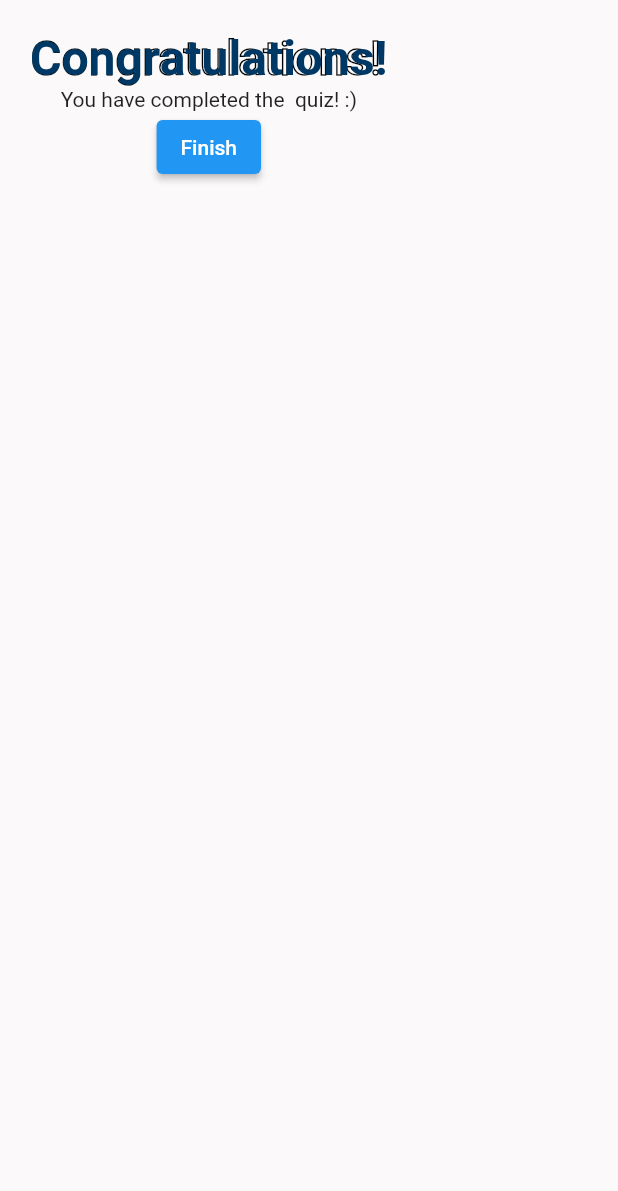
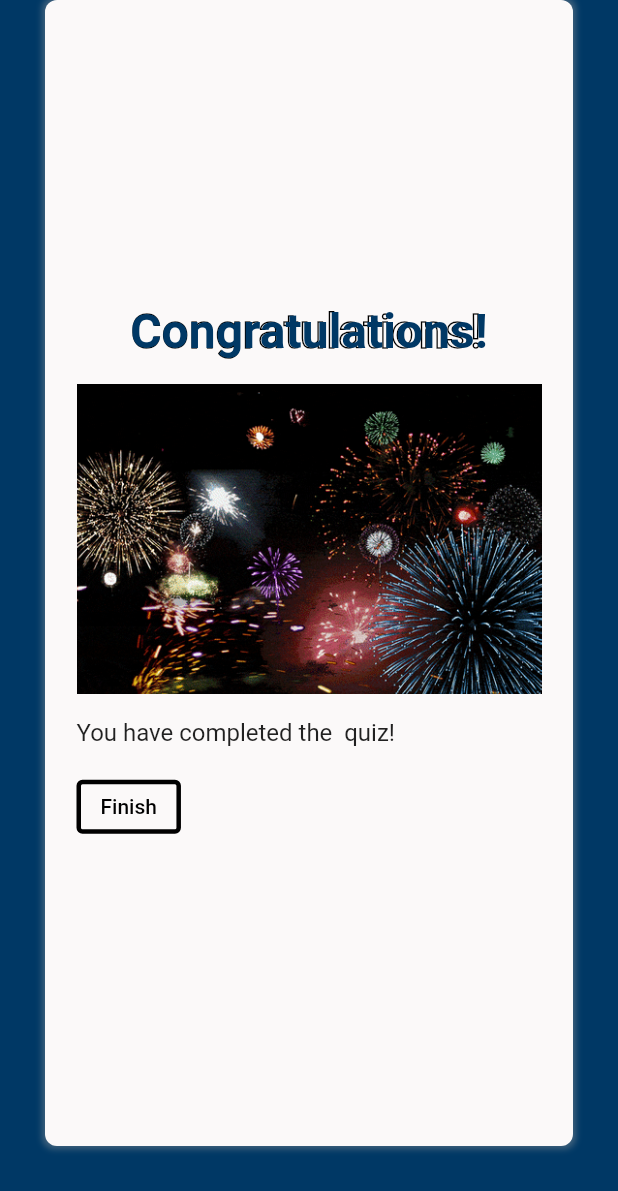
Before and after one commit to deccygpm/UofG-Prepare, a Flutter app: the QuizCompleteScreen widget shown alone on an empty page, opened directly with empty values, on a phone screen of 412 x 824 dp. Shown: the top 1191 px of the screen. Run offline on Flutter 3.47's test engine with Material 2 defaults, Android fonts, the phone set to English and light mode, and no system bars; our stand-ins replace cloud_firestore, email_validator, firebase_auth, firebase_core, flutter_html, flutter_signin_button and 7 more; accounts and stored records are empty; Roboto replaces fonts that are missing (Literata).

Commit message:
[#27] Quiz UI sorted

```diff
--- a/lib/body/study/quiz/quiz_complete.dart
+++ b/lib/body/study/quiz/quiz_complete.dart
@@ -12,20 +12,56 @@ class QuizCompleteScreen extends StatelessWidget {
   @override
   Widget build(BuildContext context) {
     return Container(
+      padding: EdgeInsets.only(left: 30, right: 30, bottom: 60),
+      color: themeBlue,
+      child: Container(
         padding: const EdgeInsets.all(20),
+        decoration: BoxDecoration(
+          boxShadow: [
+            BoxShadow(
+              color: Colors.grey.withOpacity(0.4),
+              spreadRadius: 2,
+              blurRadius: 3,
+            ),
+          ],
+          color: themeGrey,
+          border: Border.all(color: Colors.transparent),
+          borderRadius: BorderRadius.circular(8),
+        ),
         child: Column(
+          mainAxisAlignment: MainAxisAlignment.center,
+          crossAxisAlignment: CrossAxisAlignment.start,
           children: [
-          Headline(data: 'Congratulations!', color: themeBlue),
-          Text('You have completed the $name quiz! :)'),
-          ElevatedButton(
+            Center(child: Headline(data: 'Congratulations!', color: themeBlue)),
+            const Divider(color: Colors.transparent),
+            Image.asset('assets/image/programming/fireworks.gif'),
+            const Divider(
+              color: Colors.transparent,
+            ),
+            Text(
+              'You have completed the $name quiz!',
+              style: TextStyle(fontSize: 16),
+            ),
+            const Divider(
+              color: Colors.transparent,
+            ),
+            OutlinedButton(
               onPressed: () {
                 FirestoreService().updateUserReport(quiz);
                 Navigator.pushNamedAndRemoveUntil(
                     context, '/selection', (route) => false);
               },
-            child: const Text('Finish'),
+              style: OutlinedButton.styleFrom(
+                backgroundColor: themeGrey,
+                side: const BorderSide(color: Colors.black, width: 3),
+              ),
+              child: const Text(
+                "Finish",
+                style: TextStyle(color: Colors.black),
+              ),
             ),
           ],
+        ),
       ),
     );
   }
--- a/lib/shared/shared.dart
+++ b/lib/shared/shared.dart
@@ -4,3 +4,4 @@ export 'sub_headline.dart';
 export 'loading.dart';
 export 'utils.dart';
 export 'fancy_text.dart';
+export 'progress_bar.dart';
```
Also changed, not shown: lib/body/study/quiz/quiz.dart (+8 -1 lines), lib/body/study/quiz/quiz_intro.dart (+16 -0 lines), lib/body/study/quiz/quiz_question.dart (+16 -5 lines), lib/shared/progress_bar.dart (added, +53 -0 lines), assets/image/programming/fireworks.gif (added). Lines whose indentation alone changed are shown as unchanged.
